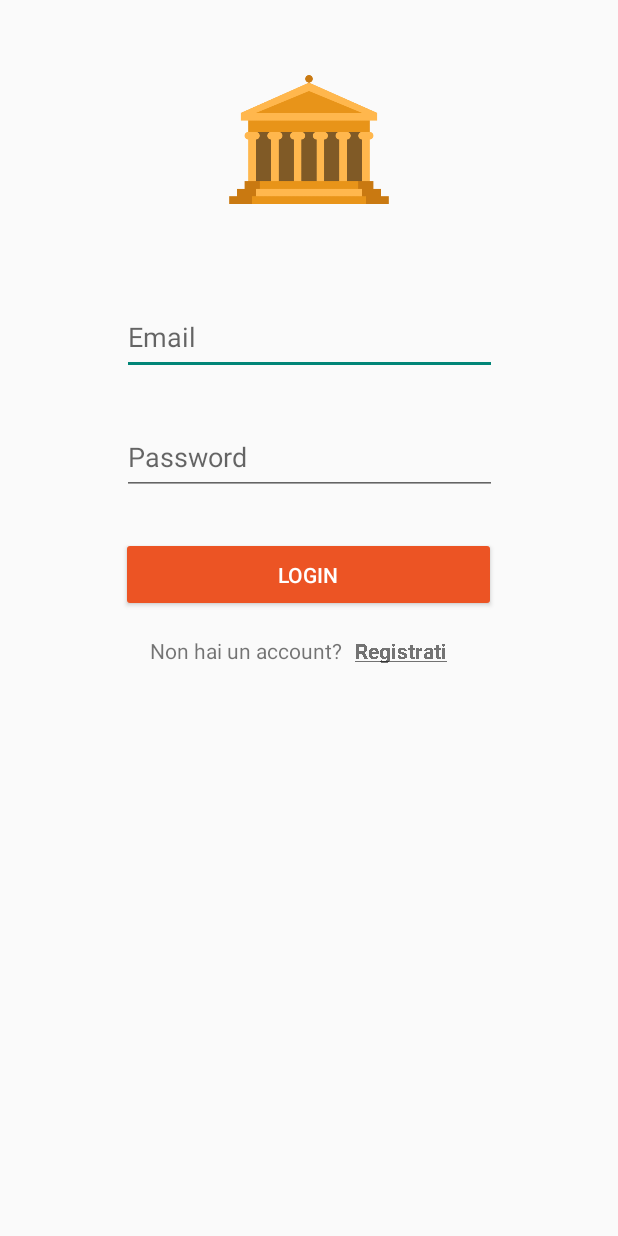
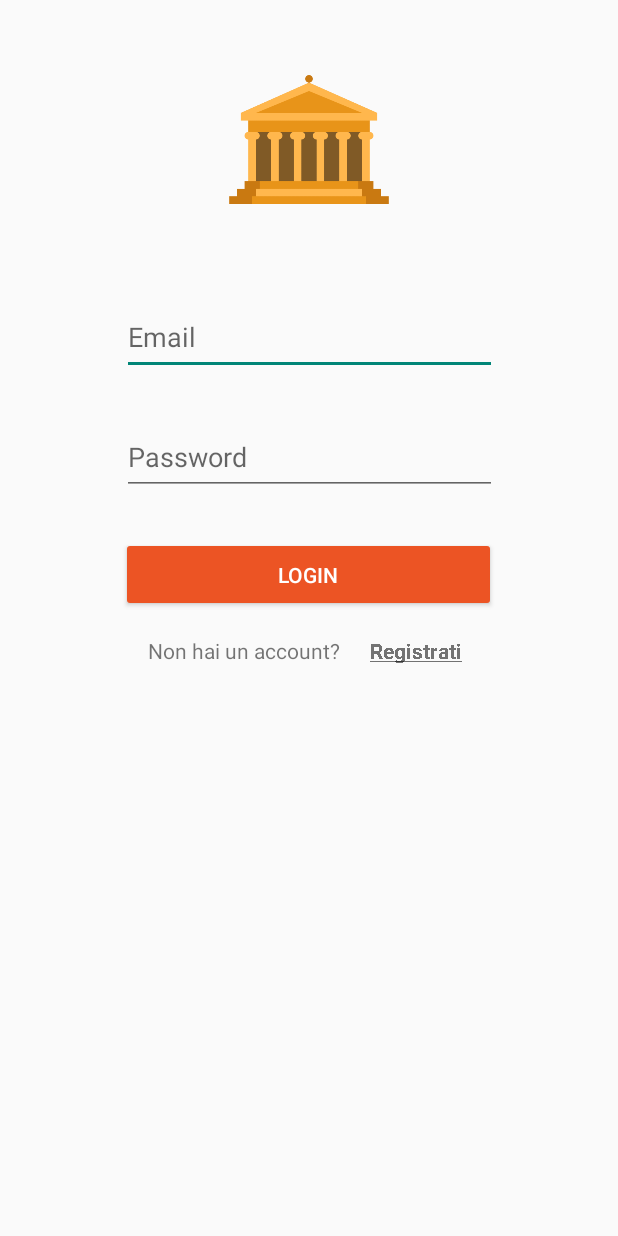
Before and after one commit to Kxos/Progetto_Mobile_PIU, an Android app: the screen it shows after launch (Login), on a phone screen of 412 x 824 dp. Run offline under Robolectric (Android 15) with nearby library versions, the phone set to English and light mode, and no system bars; our stand-ins replace Firebase (no records; nobody signed in at launch, a user with empty details on screens opened directly).

Commit message:
Modificato SignIn in Login

```diff
--- a/CapiTool/app/src/main/res/layout/activity_login.xml
+++ b/CapiTool/app/src/main/res/layout/activity_login.xml
@@ -24,6 +24,7 @@
         android:id="@+id/textView_register"
         android:layout_width="70dp"
         android:layout_height="wrap_content"
+        android:layout_marginStart="10dp"
         android:layout_marginTop="16dp"
         android:layout_marginEnd="97dp"
         android:contextClickable="false"
@@ -31,7 +32,6 @@
         android:textAllCaps="false"
         android:textStyle="bold"
         app:layout_constraintEnd_toEndOf="parent"
-        app:layout_constraintHorizontal_bias="0.538"
         app:layout_constraintStart_toEndOf="@+id/textView3"
         app:layout_constraintTop_toBottomOf="@+id/button_login" />
 
@@ -56,7 +56,9 @@
         android:layout_height="wrap_content"
         android:layout_marginStart="100dp"
         android:layout_marginTop="16dp"
+        android:layout_marginEnd="10dp"
         android:text="Non hai un account?"
+        app:layout_constraintEnd_toStartOf="@+id/textView_register"
         app:layout_constraintStart_toStartOf="parent"
         app:layout_constraintTop_toBottomOf="@+id/button_login" />
 
```
Also changed, not shown: CapiTool/app/src/main/java/com/uniba/capitool/Login.java (+4 -7 lines).
